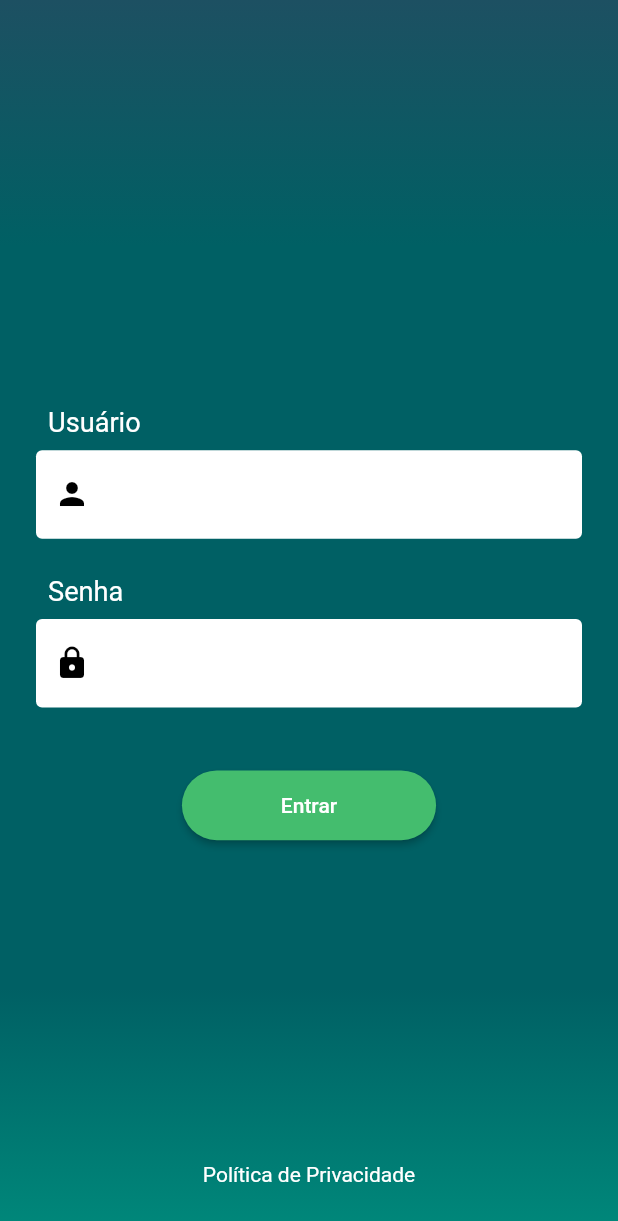
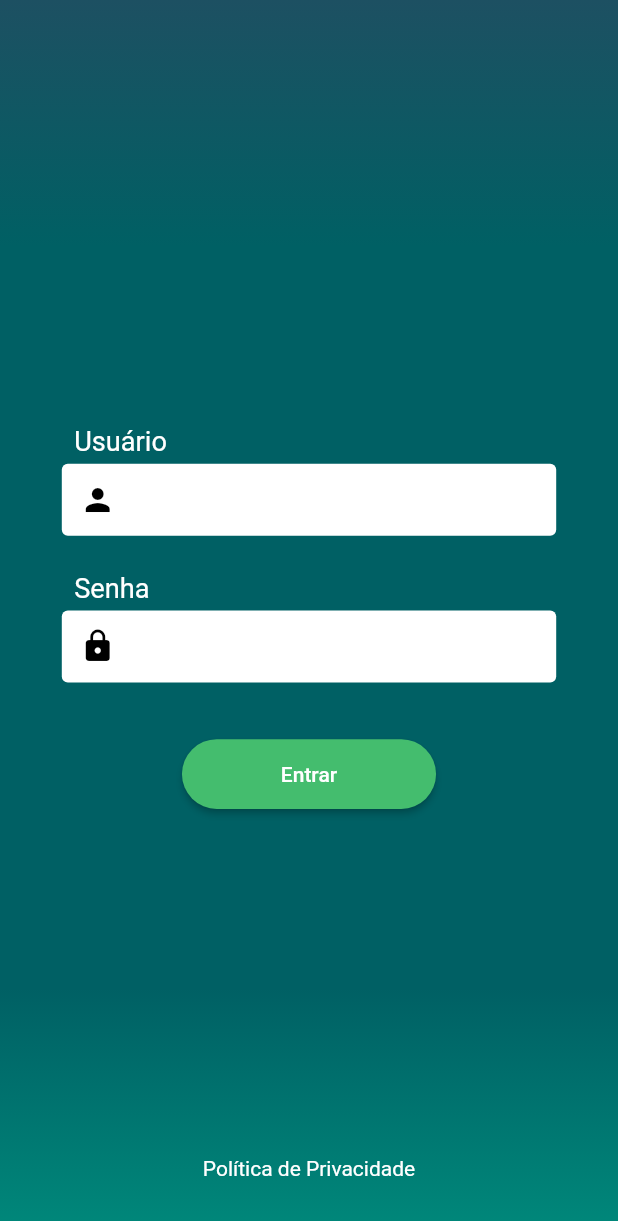
Before and after one commit to endyjams/LoginPage, a Flutter app: the screen it shows after launch, on a phone screen of 412 x 824 dp. Shown: the top 1221 px of the screen. Run offline on Flutter 3.47's test engine with Material 2 defaults, Android fonts, the phone set to English and light mode, and no system bars; our stand-ins replace flutter_mobx, mobx; generated files the repository leaves out were written again.

Commit message:
changes: changing credentials textFormField height and width

```diff
--- a/lib/features/authentication/presentation/view/login_page.dart
+++ b/lib/features/authentication/presentation/view/login_page.dart
@@ -32,7 +32,7 @@ class LoginPage extends StatelessWidget {
               child: InkWell(
                 onTap: () => _launchURL(Uri.parse('https://www.google.com')),
                 child: Padding(
-                  padding: EdgeInsets.only(bottom: MediaQuery.of(context).size.height * 0.04),
+                  padding: EdgeInsets.only(bottom: MediaQuery.of(context).size.height * 0.045),
                   child: const Text(
                     'Política de Privacidade',
                     textAlign: TextAlign.center,
--- a/lib/features/authentication/presentation/widgets/login_form.dart
+++ b/lib/features/authentication/presentation/widgets/login_form.dart
@@ -2,7 +2,6 @@ import 'package:flutter/material.dart';
 import 'package:flutter_mobx/flutter_mobx.dart';
 import 'package:login_page/features/authentication/state/login_store.dart';
 import 'package:provider/provider.dart';
-import 'package:url_launcher/url_launcher.dart';
 
 class LoginForm extends StatelessWidget {
   const LoginForm({super.key});
@@ -14,13 +13,19 @@ class LoginForm extends StatelessWidget {
     Widget buildLoginForm() {
       return Observer(
         builder: (_) => Padding(
-          padding: const EdgeInsets.only(left: 24.0, right: 24.0),
+          padding: EdgeInsets.only(
+            left: MediaQuery.of(context).size.width * 0.1,
+            right: MediaQuery.of(context).size.width * 0.1,
+          ),
           child: Column(
             mainAxisAlignment: MainAxisAlignment.start,
             crossAxisAlignment: CrossAxisAlignment.start,
             children: [
               Padding(
-                padding: const EdgeInsets.all(8.0),
+                padding: EdgeInsets.only(
+                  left: MediaQuery.of(context).size.width * 0.02,
+                  bottom: MediaQuery.of(context).size.height * 0.005,
+                ),
                 child: Text(
                   'Usuário',
                   style: TextStyle(
@@ -35,6 +40,9 @@ class LoginForm extends StatelessWidget {
                   loginStore.validateUsername();
                 },
                 decoration: InputDecoration(
+                  contentPadding: EdgeInsets.symmetric(
+                    vertical: MediaQuery.of(context).size.height * 0.01,
+                  ),
                   floatingLabelBehavior: FloatingLabelBehavior.never,
                   prefixIcon: const Icon(
                     Icons.person,
@@ -57,13 +65,19 @@ class LoginForm extends StatelessWidget {
     Widget buildPasswordForm() {
       return Observer(
         builder: (_) => Padding(
-          padding: const EdgeInsets.only(left: 24.0, right: 24.0),
+          padding: EdgeInsets.only(
+            left: MediaQuery.of(context).size.width * 0.1,
+            right: MediaQuery.of(context).size.width * 0.1,
+          ),
           child: Column(
             mainAxisAlignment: MainAxisAlignment.start,
             crossAxisAlignment: CrossAxisAlignment.start,
             children: [
               Padding(
-                padding: const EdgeInsets.all(8.0),
+                padding: EdgeInsets.only(
+                  left: MediaQuery.of(context).size.width * 0.02,
+                  bottom: MediaQuery.of(context).size.height * 0.005,
+                ),
                 child: Text(
                   'Senha',
                   style: TextStyle(
@@ -78,6 +92,9 @@ class LoginForm extends StatelessWidget {
                 },
                 obscureText: true,
                 decoration: InputDecoration(
+                  contentPadding: EdgeInsets.symmetric(
+                    vertical: MediaQuery.of(context).size.height * 0.01,
+                  ),
                   floatingLabelBehavior: FloatingLabelBehavior.never,
                   prefixIcon: const Icon(
                     Icons.lock,
@@ -107,7 +124,7 @@ class LoginForm extends StatelessWidget {
           },
           style: ElevatedButton.styleFrom(
             shape: const StadiumBorder(),
-            backgroundColor: Color(0xFF44bd6e),
+            backgroundColor: const Color(0xFF44bd6e),
             padding: EdgeInsets.symmetric(
               horizontal: MediaQuery.of(context).size.width * 0.16,
               vertical: MediaQuery.of(context).size.height * 0.0185,
@@ -122,9 +139,9 @@ class LoginForm extends StatelessWidget {
       child: Column(
         children: <Widget>[
           buildLoginForm(),
-          SizedBox(height: MediaQuery.of(context).size.height * 0.02),
+          SizedBox(height: MediaQuery.of(context).size.height * 0.03),
           buildPasswordForm(),
-          SizedBox(height: MediaQuery.of(context).size.height * 0.05),
+          SizedBox(height: MediaQuery.of(context).size.height * 0.045),
           buildEnterButton(),
         ],
       ),
--- a/lib/main.dart
+++ b/lib/main.dart
@@ -15,6 +15,7 @@ class LoginPageApp extends StatelessWidget {
   @override
   Widget build(BuildContext context) {
     return MaterialApp(
+      debugShowCheckedModeBanner: false,
       title: 'Flutter Demo',
       home: LoginPage(),
     );
```
Also changed, not shown: 3 other files.
